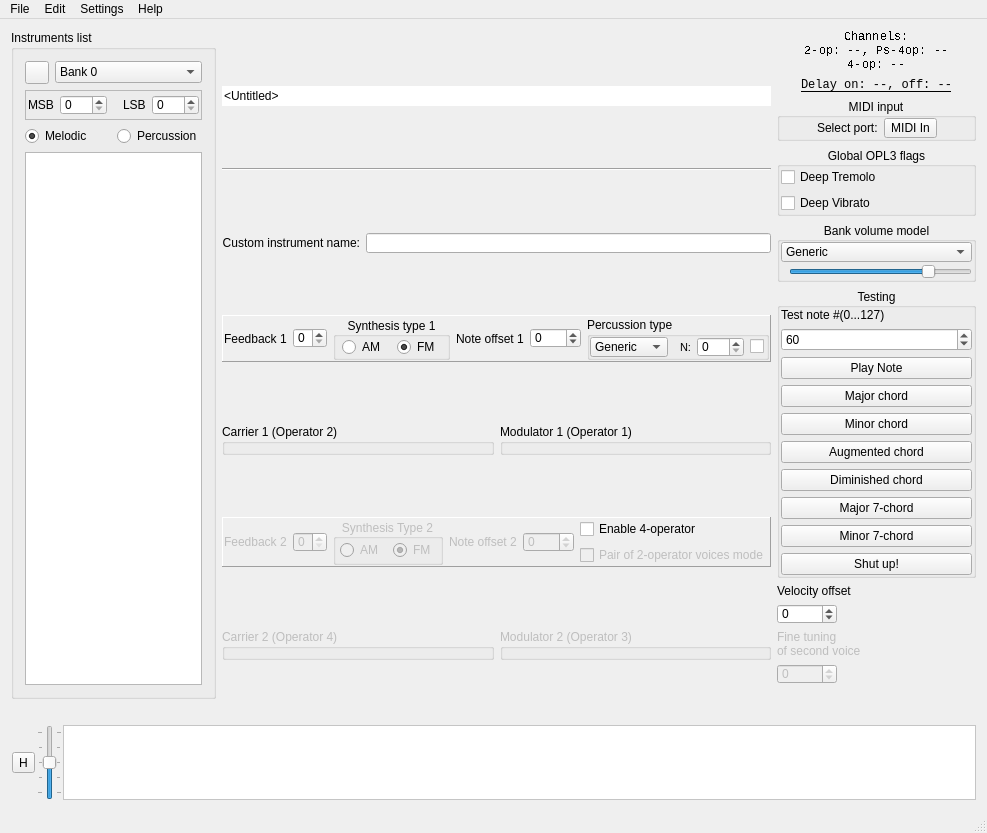
The window that src/bank_editor.ui (Wohlstand/OPL3BankEditor) describes before a commit, drawn with Qt 5.
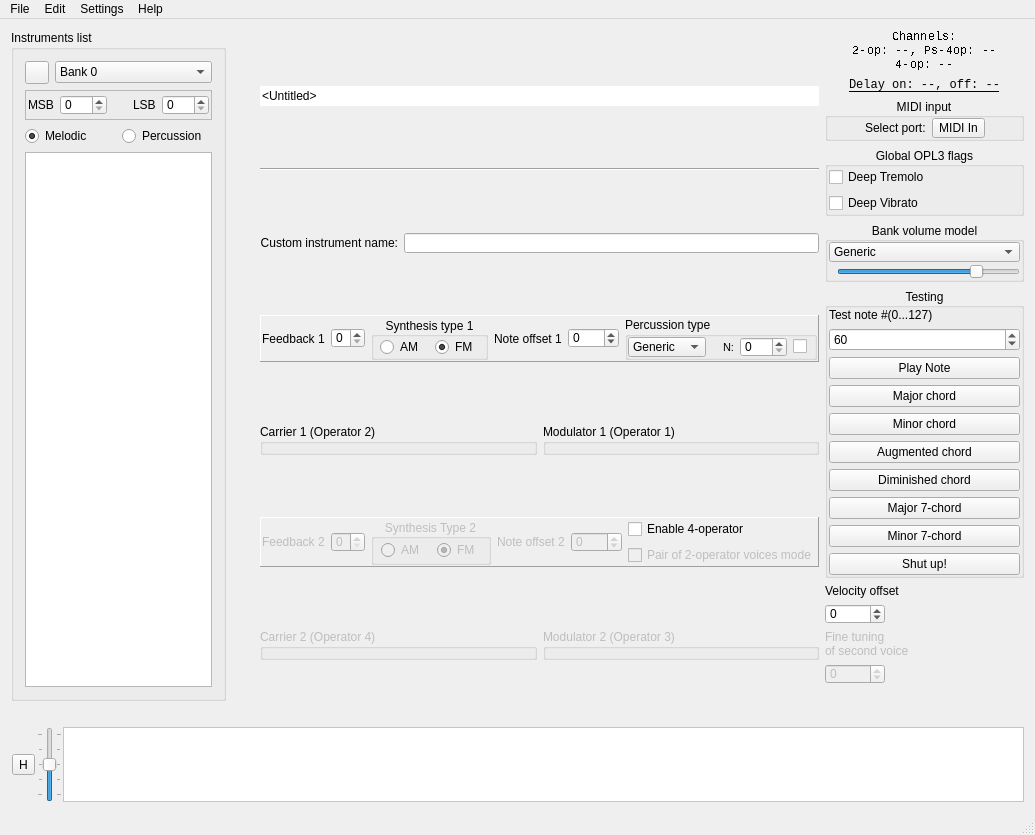
The same window after the commit. Icons and pictures are not drawn. Custom widgets are drawn as their Qt base class.

```diff
--- a/src/bank_editor.ui
+++ b/src/bank_editor.ui
@@ -9,8 +9,8 @@
    <rect>
     <x>0</x>
     <y>0</y>
-    <width>978</width>
-    <height>833</height>
+    <width>1035</width>
+    <height>835</height>
    </rect>
   </property>
   <property name="focusPolicy">
@@ -1943,7 +1943,7 @@
     <rect>
      <x>0</x>
      <y>0</y>
-     <width>978</width>
+     <width>1035</width>
      <height>20</height>
     </rect>
    </property>
```
Left out of the diff: 27 changed lines with no effect on the pictures.
